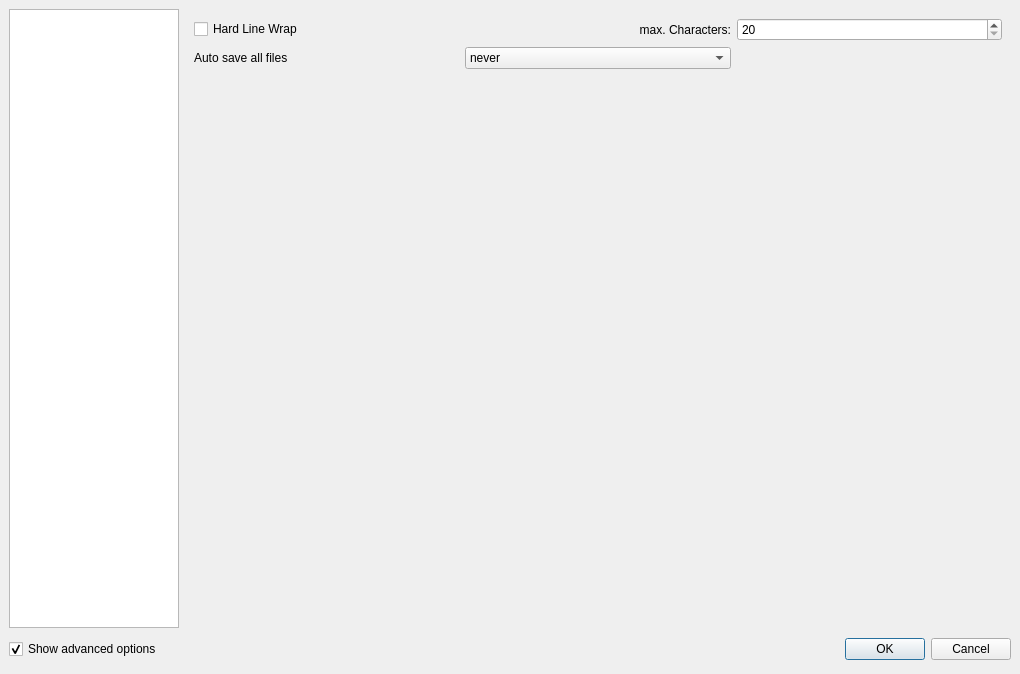
Above: configdialog.ui from svn2github/texstudio-trunk before the change. Below: the same form after it.
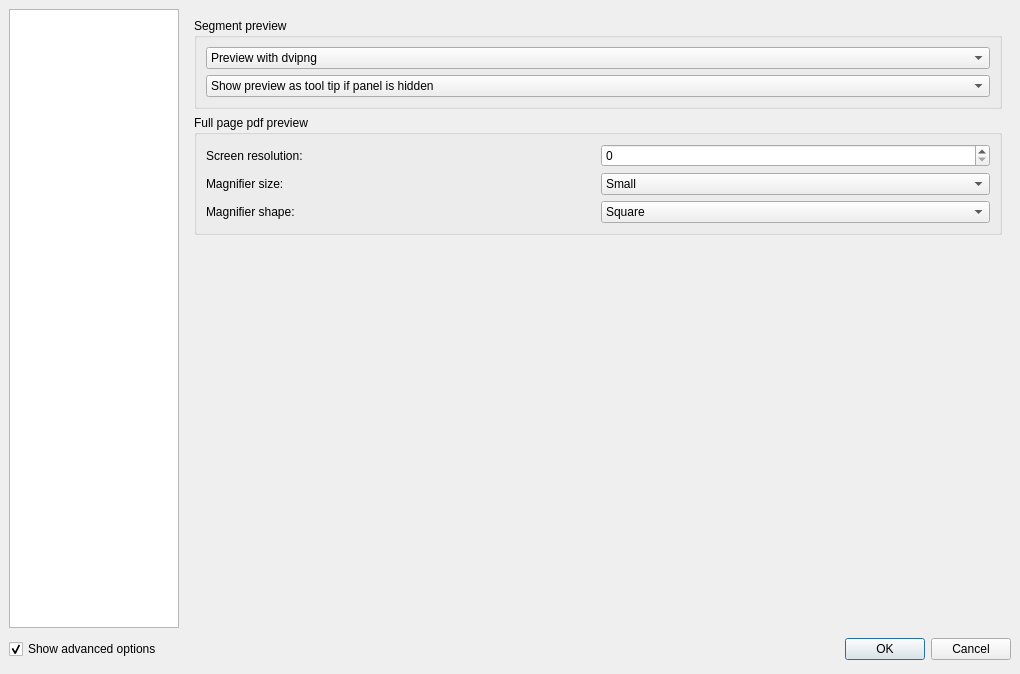
That is the form after the change. Icons and pictures are not drawn.

Commit message: & marker in preview menus, fix bug that dock widget title wasn't shown, started to reorder config dialog

Diff of the .ui file:
```diff
--- a/configdialog.ui
+++ b/configdialog.ui
@@ -137,7 +137,7 @@
       </size>
      </property>
      <property name="currentIndex">
-      <number>7</number>
+      <number>10</number>
      </property>
      <widget class="QWidget" name="page_2">
       <layout class="QVBoxLayout">
@@ -1115,56 +1115,7 @@
           <item row="2" column="1" colspan="2">
            <widget class="QComboBox" name="comboBoxEncoding"/>
           </item>
-          <item row="10" column="0" colspan="3">
-           <widget class="QComboBox" name="comboBoxPreviewMode">
-            <property name="advancedOption" stdset="0">
-             <bool>true</bool>
-            </property>
-            <item>
-             <property name="text">
-              <string>Show preview as tool tip if panel is hidden</string>
-             </property>
-            </item>
-            <item>
-             <property name="text">
-              <string>Always show preview in preview panel</string>
-             </property>
-            </item>
-            <item>
-             <property name="text">
-              <string>Always show preview as tool tip</string>
-             </property>
-            </item>
-            <item>
-             <property name="text">
-              <string>Always show both</string>
-             </property>
-            </item>
-           </widget>
-          </item>
-          <item row="10" column="3" colspan="2">
-           <widget class="QComboBox" name="comboBoxDvi2PngMode">
-            <property name="advancedOption" stdset="0">
-             <bool>true</bool>
-            </property>
-            <item>
-             <property name="text">
-              <string>Preview with dvipng</string>
-             </property>
-            </item>
-            <item>
-             <property name="text">
-              <string>Preview with dvipng --follow (parallel)</string>
-             </property>
-            </item>
-            <item>
-             <property name="text">
-              <string>Preview with dvips/ghostscript</string>
-             </property>
-            </item>
-           </widget>
-          </item>
-          <item row="13" column="0" colspan="5">
+          <item row="12" column="0" colspan="5">
            <widget class="QGroupBox" name="formatConfigBox">
             <property name="sizePolicy">
              <sizepolicy hsizetype="Preferred" vsizetype="MinimumExpanding">
@@ -1616,6 +1567,147 @@
        </item>
       </layout>
      </widget>
+     <widget class="QWidget" name="page_8">
+      <layout class="QVBoxLayout" name="verticalLayout_3">
+       <item>
+        <widget class="QGroupBox" name="groupBox_5">
+         <property name="title">
+          <string>Segment preview</string>
+         </property>
+         <layout class="QVBoxLayout" name="verticalLayout_2">
+          <item>
+           <widget class="QComboBox" name="comboBoxDvi2PngMode">
+            <property name="advancedOption" stdset="0">
+             <bool>false</bool>
+            </property>
+            <item>
+             <property name="text">
+              <string>Preview with dvipng</string>
+             </property>
+            </item>
+            <item>
+             <property name="text">
+              <string>Preview with dvipng --follow (parallel)</string>
+             </property>
+            </item>
+            <item>
+             <property name="text">
+              <string>Preview with dvips/ghostscript</string>
+             </property>
+            </item>
+           </widget>
+          </item>
+          <item>
+           <widget class="QComboBox" name="comboBoxPreviewMode">
+            <property name="advancedOption" stdset="0">
+             <bool>true</bool>
+            </property>
+            <item>
+             <property name="text">
+              <string>Show preview as tool tip if panel is hidden</string>
+             </property>
+            </item>
+            <item>
+             <property name="text">
+              <string>Always show preview in preview panel</string>
+             </property>
+            </item>
+            <item>
+             <property name="text">
+              <string>Always show preview as tool tip</string>
+             </property>
+            </item>
+            <item>
+             <property name="text">
+              <string>Always show both</string>
+             </property>
+            </item>
+           </widget>
+          </item>
+         </layout>
+        </widget>
+       </item>
+       <item>
+        <widget class="QGroupBox" name="groupBox_8">
+         <property name="title">
+          <string>Full page pdf preview</string>
+         </property>
+         <layout class="QGridLayout" name="gridLayout_4">
+          <item row="0" column="0">
+           <widget class="QLabel" name="label_27">
+            <property name="text">
+             <string>Screen resolution:</string>
+            </property>
+           </widget>
+          </item>
+          <item row="0" column="1">
+           <widget class="QSpinBox" name="spinBox"/>
+          </item>
+          <item row="1" column="0">
+           <widget class="QLabel" name="label_25">
+            <property name="text">
+             <string>Magnifier size:</string>
+            </property>
+           </widget>
+          </item>
+          <item row="1" column="1">
+           <widget class="QComboBox" name="comboBox">
+            <item>
+             <property name="text">
+              <string>Small</string>
+             </property>
+            </item>
+            <item>
+             <property name="text">
+              <string>Normal</string>
+             </property>
+            </item>
+            <item>
+             <property name="text">
+              <string>Large</string>
+             </property>
+            </item>
+           </widget>
+          </item>
+          <item row="2" column="0">
+           <widget class="QLabel" name="label_26">
+            <property name="text">
+             <string>Magnifier shape:</string>
+            </property>
+           </widget>
+          </item>
+          <item row="2" column="1">
+           <widget class="QComboBox" name="comboBox_2">
+            <item>
+             <property name="text">
+              <string>Square</string>
+             </property>
+            </item>
+            <item>
+             <property name="text">
+              <string>Circle</string>
+             </property>
+            </item>
+           </widget>
+          </item>
+         </layout>
+        </widget>
+       </item>
+       <item>
+        <spacer name="verticalSpacer_2">
+         <property name="orientation">
+          <enum>Qt::Vertical</enum>
+         </property>
+         <property name="sizeHint" stdset="0">
+          <size>
+           <width>20</width>
+           <height>359</height>
+          </size>
+         </property>
+        </spacer>
+       </item>
+      </layout>
+     </widget>
      <widget class="QWidget" name="page_5">
       <layout class="QVBoxLayout">
        <item>
```
Left out of the diff: 10 changed lines with no effect on the pictures. The commit also changes 5 other files.
